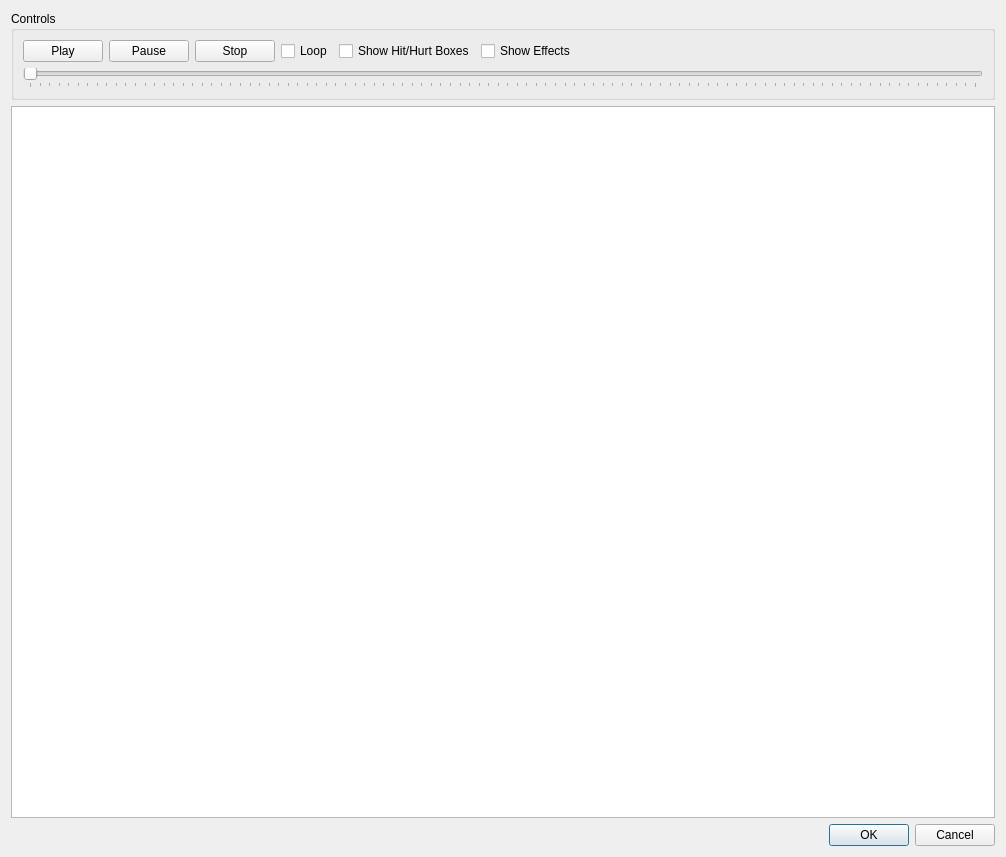
The window that bbsed/ui/animation_dialog.ui (slacknate/bbsed) describes before a commit, drawn with Qt 5.
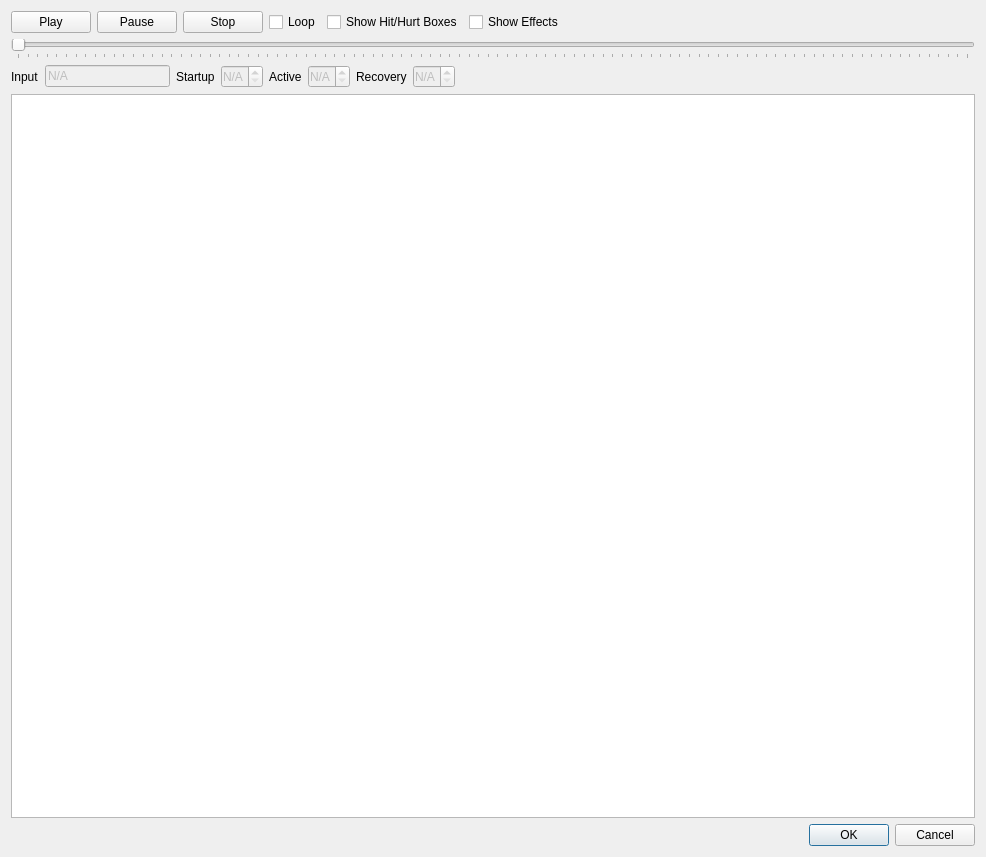
The same window after the commit. Icons and pictures are not drawn.

Commit message:
[animation_dialog] implement beginnings of frame data display
 - this means doing some more work in the animation prep thread
 - we now just directly pass the prep thread object to the dialog so
   we can pass all relevant pieces of data to the dialog as one param

What changed in the file:
```diff
--- a/bbsed/ui/animation_dialog.ui
+++ b/bbsed/ui/animation_dialog.ui
@@ -6,7 +6,7 @@
    <rect>
     <x>0</x>
     <y>0</y>
-    <width>1006</width>
+    <width>986</width>
     <height>857</height>
    </rect>
   </property>
@@ -15,12 +15,6 @@
   </property>
   <layout class="QVBoxLayout" name="verticalLayout">
    <item>
-    <widget class="QGroupBox" name="control_group">
-     <property name="title">
-      <string>Controls</string>
-     </property>
-     <layout class="QVBoxLayout" name="verticalLayout_2">
-      <item>
        <layout class="QHBoxLayout" name="horizontalLayout_2">
         <item>
          <widget class="QPushButton" name="play_button">
@@ -104,8 +98,201 @@
         </property>
        </widget>
       </item>
-     </layout>
-    </widget>
+   <item>
+    <layout class="QHBoxLayout" name="horizontalLayout">
+     <item>
+      <widget class="QLabel" name="label">
+       <property name="sizePolicy">
+        <sizepolicy hsizetype="Minimum" vsizetype="Preferred">
+         <horstretch>0</horstretch>
+         <verstretch>0</verstretch>
+        </sizepolicy>
+       </property>
+       <property name="text">
+        <string>Input</string>
+       </property>
+      </widget>
+     </item>
+     <item>
+      <widget class="QLineEdit" name="input_edit">
+       <property name="enabled">
+        <bool>false</bool>
+       </property>
+       <property name="sizePolicy">
+        <sizepolicy hsizetype="Fixed" vsizetype="Fixed">
+         <horstretch>0</horstretch>
+         <verstretch>0</verstretch>
+        </sizepolicy>
+       </property>
+       <property name="minimumSize">
+        <size>
+         <width>125</width>
+         <height>0</height>
+        </size>
+       </property>
+       <property name="maximumSize">
+        <size>
+         <width>125</width>
+         <height>16777215</height>
+        </size>
+       </property>
+       <property name="text">
+        <string>N/A</string>
+       </property>
+      </widget>
+     </item>
+     <item>
+      <widget class="QLabel" name="label_2">
+       <property name="sizePolicy">
+        <sizepolicy hsizetype="Minimum" vsizetype="Preferred">
+         <horstretch>0</horstretch>
+         <verstretch>0</verstretch>
+        </sizepolicy>
+       </property>
+       <property name="text">
+        <string>Startup</string>
+       </property>
+      </widget>
+     </item>
+     <item>
+      <widget class="QSpinBox" name="startup_edit">
+       <property name="enabled">
+        <bool>false</bool>
+       </property>
+       <property name="sizePolicy">
+        <sizepolicy hsizetype="Minimum" vsizetype="Fixed">
+         <horstretch>0</horstretch>
+         <verstretch>0</verstretch>
+        </sizepolicy>
+       </property>
+       <property name="minimumSize">
+        <size>
+         <width>42</width>
+         <height>0</height>
+        </size>
+       </property>
+       <property name="maximumSize">
+        <size>
+         <width>42</width>
+         <height>16777215</height>
+        </size>
+       </property>
+       <property name="specialValueText">
+        <string>N/A</string>
+       </property>
+       <property name="suffix">
+        <string>f</string>
+       </property>
+       <property name="minimum">
+        <number>-1</number>
+       </property>
+       <property name="value">
+        <number>-1</number>
+       </property>
+      </widget>
+     </item>
+     <item>
+      <widget class="QLabel" name="label_3">
+       <property name="text">
+        <string>Active</string>
+       </property>
+      </widget>
+     </item>
+     <item>
+      <widget class="QSpinBox" name="active_edit">
+       <property name="enabled">
+        <bool>false</bool>
+       </property>
+       <property name="sizePolicy">
+        <sizepolicy hsizetype="Minimum" vsizetype="Fixed">
+         <horstretch>0</horstretch>
+         <verstretch>0</verstretch>
+        </sizepolicy>
+       </property>
+       <property name="minimumSize">
+        <size>
+         <width>42</width>
+         <height>0</height>
+        </size>
+       </property>
+       <property name="maximumSize">
+        <size>
+         <width>42</width>
+         <height>16777215</height>
+        </size>
+       </property>
+       <property name="specialValueText">
+        <string>N/A</string>
+       </property>
+       <property name="suffix">
+        <string>f</string>
+       </property>
+       <property name="minimum">
+        <number>-1</number>
+       </property>
+       <property name="value">
+        <number>-1</number>
+       </property>
+      </widget>
+     </item>
+     <item>
+      <widget class="QLabel" name="label_4">
+       <property name="text">
+        <string>Recovery</string>
+       </property>
+      </widget>
+     </item>
+     <item>
+      <widget class="QSpinBox" name="recovery_edit">
+       <property name="enabled">
+        <bool>false</bool>
+       </property>
+       <property name="sizePolicy">
+        <sizepolicy hsizetype="Minimum" vsizetype="Fixed">
+         <horstretch>0</horstretch>
+         <verstretch>0</verstretch>
+        </sizepolicy>
+       </property>
+       <property name="minimumSize">
+        <size>
+         <width>42</width>
+         <height>0</height>
+        </size>
+       </property>
+       <property name="maximumSize">
+        <size>
+         <width>42</width>
+         <height>16777215</height>
+        </size>
+       </property>
+       <property name="specialValueText">
+        <string>N/A</string>
+       </property>
+       <property name="suffix">
+        <string>f</string>
+       </property>
+       <property name="minimum">
+        <number>-1</number>
+       </property>
+       <property name="value">
+        <number>-1</number>
+       </property>
+      </widget>
+     </item>
+     <item>
+      <spacer name="horizontalSpacer_2">
+       <property name="orientation">
+        <enum>Qt::Horizontal</enum>
+       </property>
+       <property name="sizeHint" stdset="0">
+        <size>
+         <width>40</width>
+         <height>20</height>
+        </size>
+       </property>
+      </spacer>
+     </item>
+    </layout>
    </item>
    <item>
     <widget class="QGraphicsView" name="animation_view"/>
```
Lines whose indentation alone changed are shown as unchanged. The commit also changes 6 other files.
